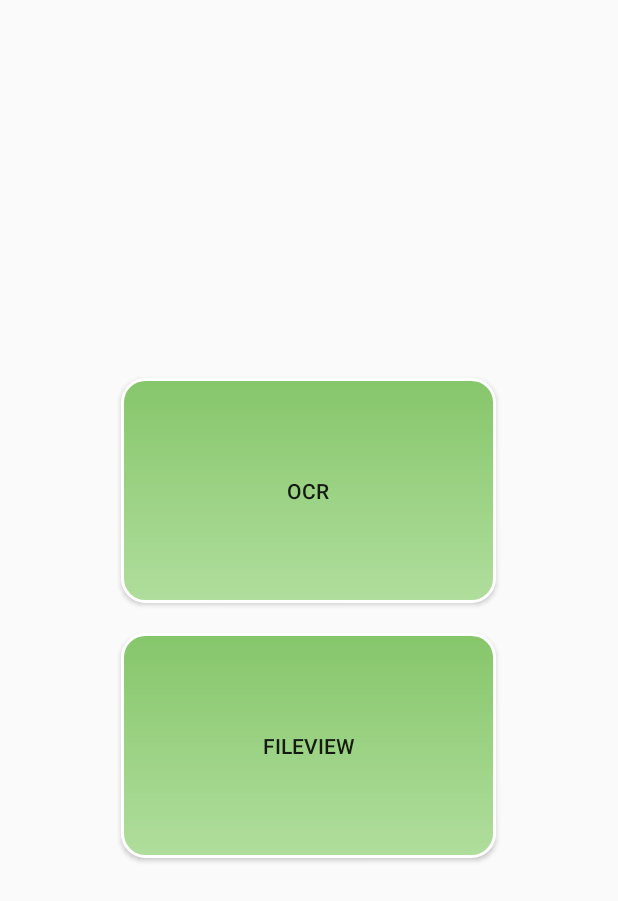
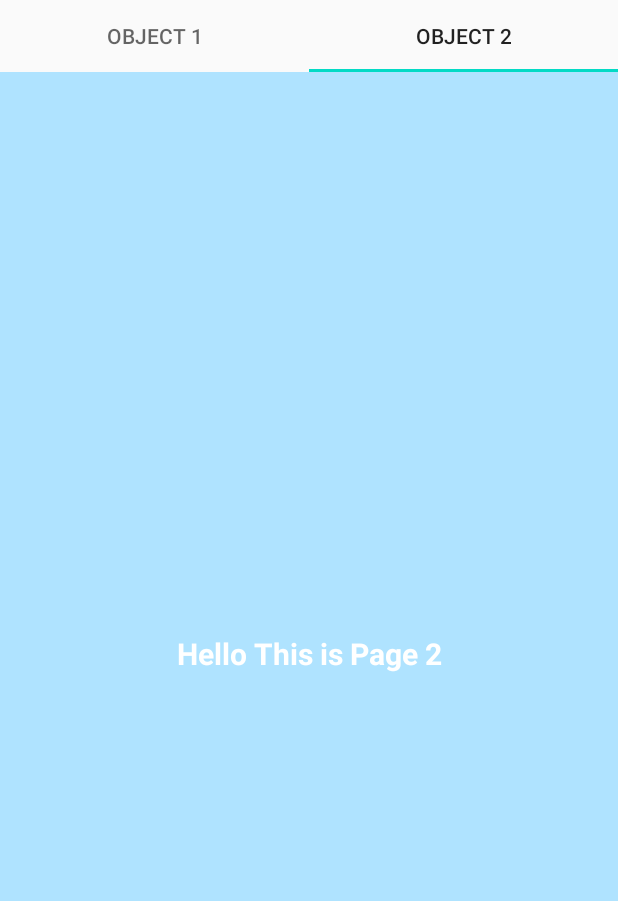
Before and after one commit to kang-seongbeom/SMC, an Android app: the screen it shows after launch (MainActivity before the commit, FragmentAdapter after it), on a phone screen of 412 x 824 dp. Shown: the top 901 px of the screen. Run offline under Robolectric (Android 15) with nearby library versions, the phone set to English and light mode, and no system bars.

Commit message:
AddFragment

```diff
--- a/app/build.gradle
+++ b/app/build.gradle
@@ -37,6 +37,10 @@ dependencies {
     //recycler
     implementation 'androidx.recyclerview:recyclerview:1.1.0'
 
+    //viewpager2
+    implementation 'androidx.viewpager2:viewpager2:1.0.0'
+    implementation "com.google.android.material:material:1.1.0-beta01"
+
 
 
 }
--- a/app/src/main/AndroidManifest.xml
+++ b/app/src/main/AndroidManifest.xml
@@ -12,15 +12,18 @@
         android:roundIcon="@mipmap/ic_launcher_round"
         android:supportsRtl="true"
         android:theme="@style/AppThemeNoTitle">
-        <activity android:name=".FileView"></activity>
-        <activity android:name=".Splash" />
-        <activity android:name=".Ocr" />
-        <activity android:name=".MainActivity">
+        <activity android:name=".FragmentAdapter" >
             <intent-filter>
                 <action android:name="android.intent.action.MAIN" />
 
                 <category android:name="android.intent.category.LAUNCHER" />
             </intent-filter>
+        </activity>
+        <activity android:name=".FileView" />
+        <activity android:name=".Splash" />
+        <activity android:name=".Ocr" />
+        <activity android:name=".MainActivity">
+
         </activity>
 
         <uses-library
--- /dev/null
+++ b/app/src/main/java/com/example/computervisionandstt/FragmentAdapter.java
@@ -0,0 +1,38 @@
+package com.example.computervisionandstt;
+
+import androidx.appcompat.app.AppCompatActivity;
+import androidx.viewpager2.adapter.FragmentStateAdapter;
+import androidx.viewpager2.widget.ViewPager2;
+
+import android.os.Bundle;
+
+import com.google.android.material.tabs.TabLayout;
+import com.google.android.material.tabs.TabLayoutMediator;
+
+public class FragmentAdapter extends AppCompatActivity {
+
+    private ViewPager2 viewPager2;
+    private FragmentStateAdapter pagerAdapter;
+    private final int num_page = 2;
+
+    @Override
+    protected void onCreate(Bundle savedInstanceState) {
+        super.onCreate(savedInstanceState);
+        setContentView(R.layout.activity_fragment_adapter);
+
+        //viewpager
+        viewPager2=findViewById(R.id.viewpager2);
+        pagerAdapter = new ViewPager2Adapter(this, num_page);
+        viewPager2.setAdapter(pagerAdapter);
+        viewPager2.setOrientation(ViewPager2.ORIENTATION_HORIZONTAL);
+        viewPager2.setCurrentItem(1000);
+        viewPager2.setOffscreenPageLimit(3);
+
+        //tab
+        TabLayout tabLayout = findViewById(R.id.tab_layout);
+        new TabLayoutMediator(tabLayout, viewPager2,
+                (tab, position) -> tab.setText("OBJECT " + (position + 1))
+        ).attach();
+
+    }
+}
--- /dev/null
+++ b/app/src/main/java/com/example/computervisionandstt/ImageFragment.java
@@ -0,0 +1,21 @@
+package com.example.computervisionandstt;
+
+import androidx.appcompat.app.AppCompatActivity;
+import androidx.fragment.app.Fragment;
+
+import android.os.Bundle;
+import android.view.LayoutInflater;
+import android.view.View;
+import android.view.ViewGroup;
+
+public class ImageFragment extends Fragment {
+    @Override
+    public View onCreateView(LayoutInflater inflater, ViewGroup container,
+                             Bundle savedInstanceState) {
+        ViewGroup rootView = (ViewGroup) inflater.inflate(
+                R.layout.activity_image_fragment, container, false);
+
+        return rootView;
+    }
+
+}
--- a/app/src/main/java/com/example/computervisionandstt/MainActivity.java
+++ b/app/src/main/java/com/example/computervisionandstt/MainActivity.java
@@ -34,6 +34,7 @@ public class MainActivity extends AppCompatActivity {
         Button toOcr=findViewById(R.id.toOcr);
         Button toFileView=findViewById(R.id.toFileView);
 
+
         toOcr.setOnClickListener(new View.OnClickListener() {
             @Override
             public void onClick(View v) {
--- /dev/null
+++ b/app/src/main/java/com/example/computervisionandstt/TextFragment.java
@@ -0,0 +1,21 @@
+package com.example.computervisionandstt;
+
+import androidx.appcompat.app.AppCompatActivity;
+import androidx.fragment.app.Fragment;
+
+import android.os.Bundle;
+import android.view.LayoutInflater;
+import android.view.View;
+import android.view.ViewGroup;
+
+public class TextFragment extends Fragment {
+
+    @Override
+    public View onCreateView(LayoutInflater inflater, ViewGroup container,
+                             Bundle savedInstanceState) {
+        ViewGroup rootView = (ViewGroup) inflater.inflate(
+                R.layout.activity_text_fragment, container, false);
+
+        return rootView;
+    }
+}
--- /dev/null
+++ b/app/src/main/java/com/example/computervisionandstt/ViewPager2Adapter.java
@@ -0,0 +1,36 @@
+package com.example.computervisionandstt;
+
+
+import androidx.annotation.NonNull;
+import androidx.annotation.Nullable;
+import androidx.fragment.app.Fragment;
+import androidx.fragment.app.FragmentActivity;
+import androidx.viewpager2.adapter.FragmentStateAdapter;
+
+public class ViewPager2Adapter extends FragmentStateAdapter {
+
+    public int mCount;
+
+    public ViewPager2Adapter(FragmentActivity fa, int count) {
+        super(fa);
+        mCount = count;
+    }
+
+    @NonNull
+    @Override
+    public Fragment createFragment(int position) {
+        int index = getRealPosition(position);
+
+        if(index==0) return new ImageFragment();
+        else return new TextFragment();
+    }
+
+    @Override
+    public int getItemCount() {
+        return 2;
+    }
+
+
+    public int getRealPosition(int position) { return position % mCount; }
+
+}
--- /dev/null
+++ b/app/src/main/res/layout/activity_fragment_adapter.xml
@@ -0,0 +1,53 @@
+<?xml version="1.0" encoding="utf-8"?>
+<RelativeLayout xmlns:android="http://schemas.android.com/apk/res/android"
+    xmlns:app="http://schemas.android.com/apk/res-auto"
+    xmlns:tools="http://schemas.android.com/tools"
+    android:layout_width="match_parent"
+    android:layout_height="match_parent"
+    tools:context=".MainActivity"
+    android:screenOrientation="portrait">
+
+    <com.google.android.material.tabs.TabLayout
+        android:id="@+id/tab_layout"
+        android:layout_width="match_parent"
+        android:layout_height="wrap_content"
+        app:layout_constraintBottom_toTopOf="@+id/const_vp"
+        app:layout_constraintEnd_toEndOf="parent"
+        app:layout_constraintStart_toStartOf="parent"
+        app:layout_constraintTop_toTopOf="parent">
+
+        <com.google.android.material.tabs.TabItem
+            android:layout_width="wrap_content"
+            android:layout_height="wrap_content"
+            android:text="image" />
+
+        <com.google.android.material.tabs.TabItem
+            android:layout_width="wrap_content"
+            android:layout_height="wrap_content"
+            android:text="text" />
+
+    </com.google.android.material.tabs.TabLayout>
+    <androidx.constraintlayout.widget.ConstraintLayout
+        android:id="@+id/const_vp"
+        android:layout_below="@+id/tab_layout"
+        android:layout_width="match_parent"
+        android:layout_height="match_parent"
+        app:layout_constraintBottom_toBottomOf="parent"
+        app:layout_constraintEnd_toEndOf="parent"
+        app:layout_constraintHorizontal_bias="1.0"
+        app:layout_constraintStart_toStartOf="parent"
+        app:layout_constraintTop_toBottomOf="@+id/tab_layout"
+        app:layout_constraintVertical_bias="1.0">
+
+        <androidx.viewpager2.widget.ViewPager2
+            android:id="@+id/viewpager2"
+            android:layout_width="match_parent"
+            android:layout_height="0dp"
+            app:layout_constraintBottom_toBottomOf="parent"
+            app:layout_constraintEnd_toEndOf="parent"
+            app:layout_constraintStart_toStartOf="parent"
+            app:layout_constraintTop_toTopOf="parent" />
+    </androidx.constraintlayout.widget.ConstraintLayout>
+
+
+</RelativeLayout>
--- /dev/null
+++ b/app/src/main/res/layout/activity_image_fragment.xml
@@ -0,0 +1,33 @@
+<?xml version="1.0" encoding="utf-8"?>
+<FrameLayout xmlns:android="http://schemas.android.com/apk/res/android"
+    android:layout_width="match_parent"
+    android:layout_height="match_parent">
+
+        <RelativeLayout
+            android:layout_width="match_parent"
+            android:layout_height="match_parent"
+            android:orientation="vertical">
+
+
+        <ImageView
+            android:id="@+id/imgBanner1"
+            android:layout_width="match_parent"
+            android:layout_height="match_parent"
+            android:background="#ffcccc"
+            android:contentDescription="@string/app_name"/>
+
+        <TextView
+            android:id="@+id/tvName1"
+            android:layout_width="match_parent"
+            android:layout_height="wrap_content"
+            android:layout_gravity="center"
+            android:gravity="center"
+            android:layout_centerInParent="true"
+            android:textColor="@android:color/white"
+            android:textSize="20sp"
+            android:textStyle="bold"
+            android:text="Hello This is Page 1"/>
+
+        </RelativeLayout>
+
+</FrameLayout>
--- /dev/null
+++ b/app/src/main/res/layout/activity_text_fragment.xml
@@ -0,0 +1,33 @@
+<?xml version="1.0" encoding="utf-8"?>
+<FrameLayout xmlns:android="http://schemas.android.com/apk/res/android"
+    android:layout_width="match_parent"
+    android:layout_height="match_parent">
+
+        <RelativeLayout
+            android:layout_width="match_parent"
+            android:layout_height="match_parent"
+            android:orientation="vertical">
+
+                <ImageView
+                    android:id="@+id/imgBanner2"
+                    android:layout_width="match_parent"
+                    android:layout_height="match_parent"
+                    android:background="#afe3ff"
+                    android:contentDescription="@string/app_name"/>
+
+                <TextView
+                    android:id="@+id/tvName2"
+                    android:layout_width="match_parent"
+                    android:layout_height="wrap_content"
+                    android:layout_gravity="center"
+                    android:gravity="center"
+                    android:layout_centerInParent="true"
+                    android:textColor="@android:color/white"
+                    android:textSize="20sp"
+                    android:textStyle="bold"
+                    android:text="Hello This is Page 2"/>
+
+        </RelativeLayout>
+
+
+</FrameLayout>
```
